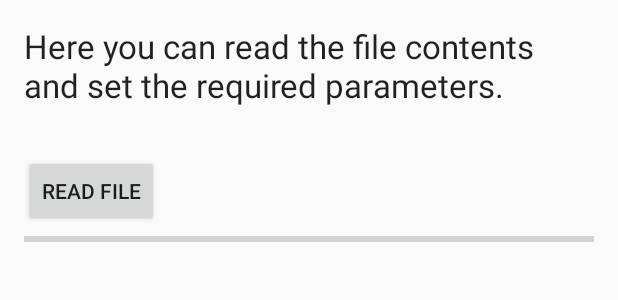
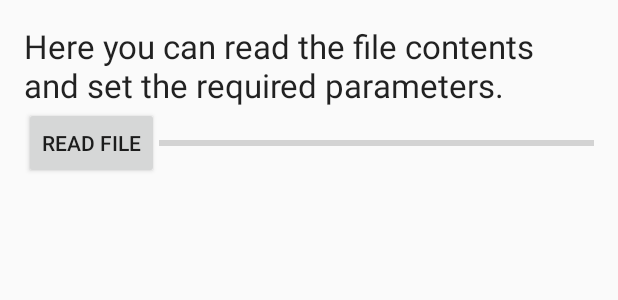
Before and after one commit to S7uXN37/MusicInterpreterStudio, an Android app: the layout fragment_read_file.xml on its own in the app's theme, with its tools: preview values and no code run, on a phone screen of 412 x 824 dp. Shown: the top 300 px of the screen. Run offline under Robolectric (Android 15) with nearby library versions, the phone set to English and light mode, and no system bars.

```diff
--- a/app/src/main/AndroidManifest.xml
+++ b/app/src/main/AndroidManifest.xml
@@ -1,5 +1,6 @@
 <?xml version="1.0" encoding="utf-8"?>
 <manifest xmlns:android="http://schemas.android.com/apk/res/android"
+    xmlns:tools="http://schemas.android.com/tools"
     package="me.marc_himmelberger.musicinterpreter"
     android:versionCode="1"
     android:versionName="1.0" >
@@ -10,7 +11,8 @@
         android:allowBackup="false"
         android:icon="@drawable/ic_launcher"
         android:label="@string/app_name"
-        android:theme="@style/Theme.AppCompat.Light.NoActionBar" >
+        android:theme="@style/Theme.AppCompat.Light.NoActionBar"
+        tools:ignore="GoogleAppIndexingWarning">
         <activity
             android:name=".ui.MainActivity"
             android:label="@string/app_name" >
--- a/app/src/main/java/me/marc_himmelberger/musicinterpreter/ui/DecoderListener.java
+++ b/app/src/main/java/me/marc_himmelberger/musicinterpreter/ui/DecoderListener.java
@@ -1,7 +1,9 @@
 package me.marc_himmelberger.musicinterpreter.ui;
 
-public abstract class DecoderListener {
-    public abstract void OnDecodeComplete(short[] data);
+import java.util.ArrayList;
+
+abstract class DecoderListener {
+    public abstract void OnDecodeComplete(ArrayList<Short> data);
     public abstract void OnDecodeUpdate(int done_ms);
     public abstract void OnDecodeError(Exception e);
     public abstract void OnDecodeTerminated();
--- a/app/src/main/res/layout/fragment_analysis.xml
+++ b/app/src/main/res/layout/fragment_analysis.xml
@@ -6,7 +6,8 @@
     android:layout_height="match_parent"
     android:paddingLeft="@dimen/activity_horizontal_margin"
     android:paddingRight="@dimen/activity_horizontal_margin"
-    android:paddingTop="@dimen/activity_vertical_margin" >
+    android:paddingTop="@dimen/activity_vertical_margin"
+    android:paddingBottom="@dimen/activity_vertical_margin" >
 
     <TextView
         android:layout_width="wrap_content"
--- a/app/src/main/res/layout/fragment_open_file.xml
+++ b/app/src/main/res/layout/fragment_open_file.xml
@@ -6,7 +6,8 @@
     android:layout_height="match_parent"
     android:paddingLeft="@dimen/activity_horizontal_margin"
     android:paddingRight="@dimen/activity_horizontal_margin"
-    android:paddingTop="@dimen/activity_vertical_margin" >
+    android:paddingTop="@dimen/activity_vertical_margin"
+    android:paddingBottom="@dimen/activity_vertical_margin" >
 
     <TextView
         android:layout_width="wrap_content"
--- a/app/src/main/res/layout/fragment_read_file.xml
+++ b/app/src/main/res/layout/fragment_read_file.xml
@@ -1,25 +1,28 @@
 <?xml version="1.0" encoding="utf-8"?>
-<LinearLayout
+<RelativeLayout
     xmlns:android="http://schemas.android.com/apk/res/android"
     android:layout_width="match_parent"
     android:layout_height="match_parent"
     android:paddingLeft="@dimen/activity_horizontal_margin"
     android:paddingRight="@dimen/activity_horizontal_margin"
     android:paddingTop="@dimen/activity_vertical_margin"
+    android:paddingBottom="@dimen/activity_vertical_margin"
     android:orientation="vertical">
 
     <TextView
         android:layout_width="wrap_content"
         android:layout_height="wrap_content"
         android:textAppearance="?android:attr/textAppearanceLarge"
-        android:text="@string/read_file_info" />
+        android:text="@string/read_file_info"
+        android:id="@+id/textView3" />
 
     <Button
-        android:layout_marginTop="@dimen/fragment_separation_vertical"
         android:layout_width="wrap_content"
         android:layout_height="wrap_content"
         android:text="@string/read_file_button"
-        android:id="@+id/readFileButton" />
+        android:id="@+id/readFileButton"
+        android:layout_below="@+id/textView3"
+        android:layout_alignParentStart="true" />
 
     <ProgressBar
         style="?android:attr/progressBarStyleHorizontal"
@@ -28,12 +31,18 @@
         android:id="@+id/read_file_progress"
         android:indeterminateBehavior="repeat"
         android:max="1"
-        android:progress="0" />
+        android:progress="0"
+        android:layout_alignBottom="@+id/readFileButton"
+        android:layout_toEndOf="@+id/readFileButton"
+        android:layout_below="@+id/textView3" />
 
     <me.marc_himmelberger.musicinterpreter.ui.WaveformView
-        android:layout_marginTop="@dimen/fragment_separation_vertical"
         android:layout_width="match_parent"
         android:layout_height="wrap_content"
-        android:id="@+id/waveform" />
+        android:id="@+id/waveform"
+        android:layout_below="@+id/readFileButton"
+        android:layout_alignParentStart="true"
+        android:layout_alignParentEnd="false"
+        android:layout_marginTop="@dimen/fragment_separation_vertical" />
 
-</LinearLayout>
+</RelativeLayout>
--- a/app/src/main/res/layout/fragment_results.xml
+++ b/app/src/main/res/layout/fragment_results.xml
@@ -6,7 +6,8 @@
     android:layout_height="match_parent"
     android:paddingLeft="@dimen/activity_horizontal_margin"
     android:paddingRight="@dimen/activity_horizontal_margin"
-    android:paddingTop="@dimen/activity_vertical_margin" >
+    android:paddingTop="@dimen/activity_vertical_margin"
+    android:paddingBottom="@dimen/activity_vertical_margin" >
 
     <TextView
         android:layout_width="wrap_content"
```
Also changed, not shown: app/src/main/java/me/marc_himmelberger/musicinterpreter/interpretation/Fourier.java (+6 -6 lines), app/src/main/java/me/marc_himmelberger/musicinterpreter/interpretation/Interpreter.java (+15 -13 lines), app/src/main/java/me/marc_himmelberger/musicinterpreter/ui/MainActivity.java (+69 -20 lines), app/src/main/java/me/marc_himmelberger/musicinterpreter/ui/Mp3Decoder.java (+27 -21 lines), app/src/main/java/me/marc_himmelberger/musicinterpreter/ui/Waveform.java (added, +63 -0 lines), app/src/main/java/me/marc_himmelberger/musicinterpreter/ui/WaveformView.java (+17 -5 lines), 21 other files.
